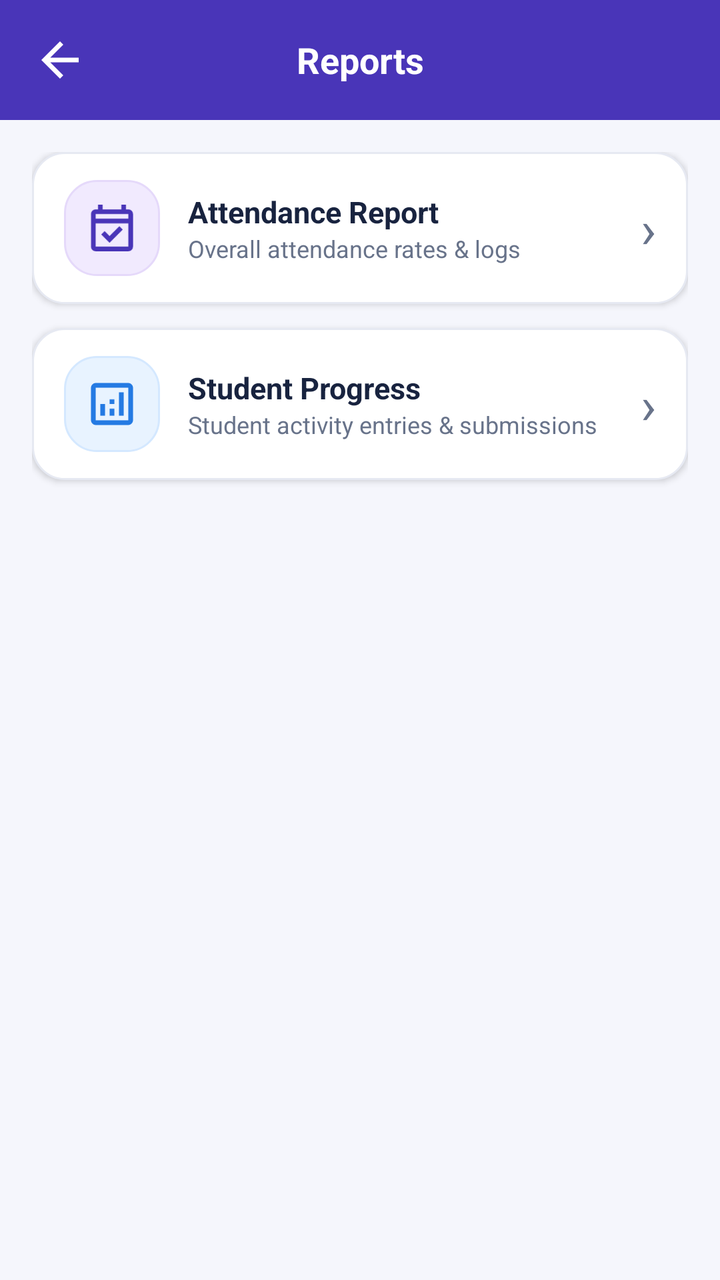
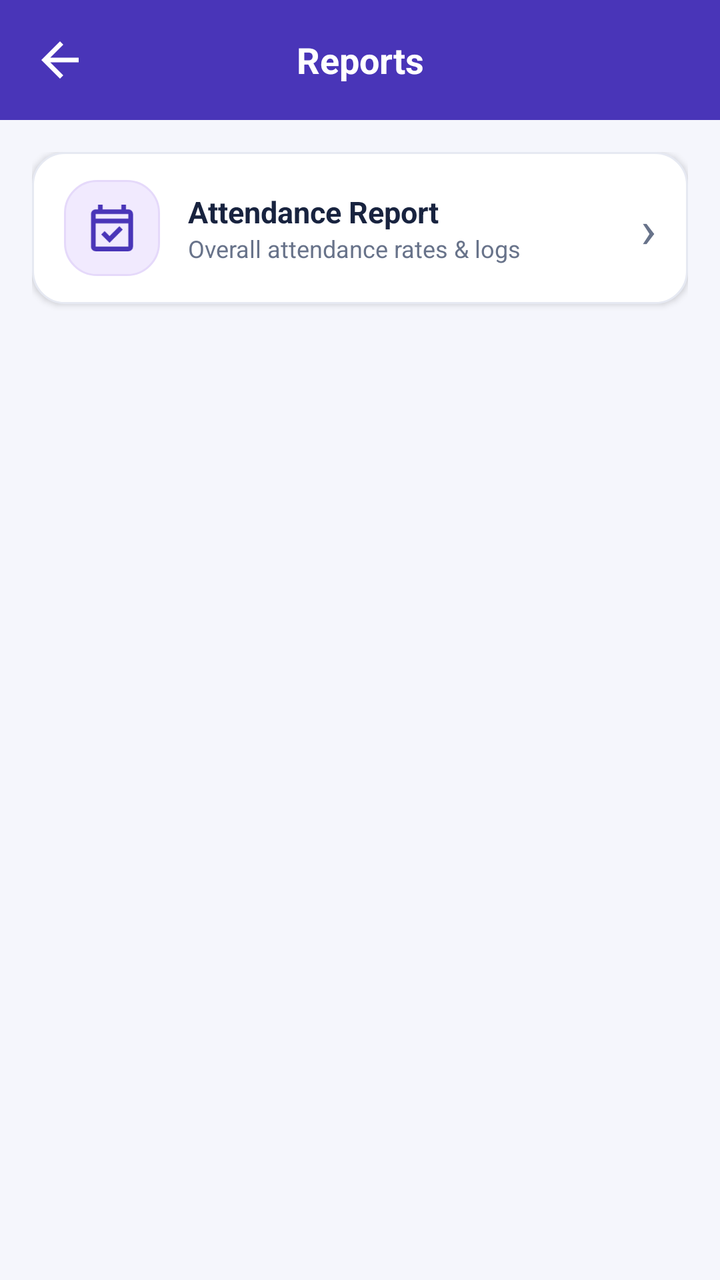

Screens rendered from an Android XML layout before and after an edit, with the pre-edit source and the edit as a unified diff.
<!-- AndroidManifest.xml: application theme Theme.TrackPoint -->
<!-- res/layout/activity_staff_reports.xml -->
<?xml version="1.0" encoding="utf-8"?>

<LinearLayout xmlns:android="http://schemas.android.com/apk/res/android"
    xmlns:app="http://schemas.android.com/apk/res-auto"
    android:id="@+id/main"
    android:layout_width="match_parent"
    android:layout_height="match_parent"
    android:orientation="vertical"
    android:background="#4935B8"
    android:fitsSystemWindows="true">

    
    <LinearLayout
        android:layout_width="match_parent"
        android:layout_height="60dp"
        android:orientation="horizontal"
        android:gravity="center_vertical"
        android:paddingStart="16dp"
        android:paddingEnd="16dp"
        android:background="#4935B8">

        <ImageView
            android:id="@+id/btnBack"
            android:layout_width="28dp"
            android:layout_height="28dp"
            android:src="@drawable/back_symbol"
            app:tint="@color/white"
            android:contentDescription="Back" />

        <TextView
            android:layout_width="0dp"
            android:layout_height="wrap_content"
            android:layout_weight="1"
            android:text="Reports"
            android:textColor="@color/white"
            android:textSize="18sp"
            android:textStyle="bold"
            android:gravity="center" />

        <View
            android:layout_width="28dp"
            android:layout_height="28dp" />

    </LinearLayout>

    
    <ScrollView
        android:layout_width="match_parent"
        android:layout_height="0dp"
        android:layout_weight="1"
        android:fillViewport="true"
        android:background="#F5F6FC">

        <LinearLayout
            android:layout_width="match_parent"
            android:layout_height="wrap_content"
            android:orientation="vertical"
            android:padding="16dp">

            
            <LinearLayout
                android:id="@+id/cardAttendanceReport"
                android:layout_width="match_parent"
                android:layout_height="76dp"
                android:orientation="horizontal"
                android:gravity="center_vertical"
                android:background="@drawable/action_card"
                android:elevation="2dp"
                android:paddingStart="16dp"
                android:paddingEnd="16dp"
                android:layout_marginBottom="12dp"
                android:clickable="true"
                android:focusable="true">

                <ImageView
                    android:layout_width="48dp"
                    android:layout_height="48dp"
                    android:padding="10dp"
                    android:background="@drawable/card_purple"
                    android:src="@drawable/attendance_symbol"
                    app:tint="#4935B8"
                    android:contentDescription="Attendance Report" />

                <LinearLayout
                    android:layout_width="0dp"
                    android:layout_height="wrap_content"
                    android:layout_weight="1"
                    android:orientation="vertical"
                    android:layout_marginStart="14dp">

                    <TextView
                        android:layout_width="wrap_content"
                        android:layout_height="wrap_content"
                        android:text="Attendance Report"
                        android:textSize="15sp"
                        android:textStyle="bold"
                        android:textColor="#18233F" />

                    <TextView
                        android:layout_width="wrap_content"
                        android:layout_height="wrap_content"
                        android:text="Overall attendance rates &amp; logs"
                        android:textSize="12sp"
                        android:textColor="#68738A" />

                </LinearLayout>

                <TextView
                    android:layout_width="wrap_content"
                    android:layout_height="wrap_content"
                    android:text="›"
                    android:textSize="26sp"
                    android:textColor="#68738A" />

            </LinearLayout>

            
            <LinearLayout
                android:id="@+id/cardProgressReport"
                android:layout_width="match_parent"
                android:layout_height="76dp"
                android:orientation="horizontal"
                android:gravity="center_vertical"
                android:background="@drawable/action_card"
                android:elevation="2dp"
                android:paddingStart="16dp"
                android:paddingEnd="16dp"
                android:layout_marginBottom="12dp"
                android:clickable="true"
                android:focusable="true">

                <ImageView
                    android:layout_width="48dp"
                    android:layout_height="48dp"
                    android:padding="10dp"
                    android:background="@drawable/card_blue"
                    android:src="@drawable/progress_symbol"
                    app:tint="#247AE3"
                    android:contentDescription="Student Progress" />

                <LinearLayout
                    android:layout_width="0dp"
                    android:layout_height="wrap_content"
                    android:layout_weight="1"
                    android:orientation="vertical"
                    android:layout_marginStart="14dp">

                    <TextView
                        android:layout_width="wrap_content"
                        android:layout_height="wrap_content"
                        android:text="Student Progress"
                        android:textSize="15sp"
                        android:textStyle="bold"
                        android:textColor="#18233F" />

                    <TextView
                        android:layout_width="wrap_content"
                        android:layout_height="wrap_content"
                        android:text="Student activity entries &amp; submissions"
                        android:textSize="12sp"
                        android:textColor="#68738A" />

                </LinearLayout>

                <TextView
                    android:layout_width="wrap_content"
                    android:layout_height="wrap_content"
                    android:text="›"
                    android:textSize="26sp"
                    android:textColor="#68738A" />

            </LinearLayout>

        </LinearLayout>

    </ScrollView>

</LinearLayout>
<!-- resources referenced by this layout -->
<resources>
  <color name="white">#FFFFFFFF</color>
  <!-- drawable action_card (drawable) -->
  <shape xmlns:android="http://schemas.android.com/apk/res/android">
      <solid android:color="#FFFFFF"/>
      <stroke android:width="1dp" android:color="#E6E9F2"/>
      <corners android:radius="16dp"/>
  </shape>
  <!-- drawable attendance_symbol (drawable) -->
  <vector xmlns:android="http://schemas.android.com/apk/res/android" android:height="24dp" android:tint="#000000" android:viewportHeight="960" android:viewportWidth="960" android:width="24dp">
        
      <path android:fillColor="@android:color/white" android:pathData="M438,734L296,592L354,534L438,618L606,450L664,508L438,734ZM200,880Q167,880 143.5,856.5Q120,833 120,800L120,240Q120,207 143.5,183.5Q167,160 200,160L240,160L240,80L320,80L320,160L640,160L640,80L720,80L720,160L760,160Q793,160 816.5,183.5Q840,207 840,240L840,800Q840,833 816.5,856.5Q793,880 760,880L200,880ZM200,800L760,800Q760,800 760,800Q760,800 760,800L760,400L200,400L200,800Q200,800 200,800Q200,800 200,800ZM200,320L760,320L760,240Q760,240 760,240Q760,240 760,240L200,240Q200,240 200,240Q200,240 200,240L200,320ZM200,320L200,240Q200,240 200,240Q200,240 200,240L200,240Q200,240 200,240Q200,240 200,240L200,320Z"/>
      
  </vector>
  <!-- drawable back_symbol (drawable) -->
  <vector xmlns:android="http://schemas.android.com/apk/res/android" android:autoMirrored="true" android:height="24dp" android:tint="#000000" android:viewportHeight="24" android:viewportWidth="24" android:width="24dp">
        
      <path android:fillColor="@android:color/white" android:pathData="M20,11H7.83l5.59,-5.59L12,4l-8,8 8,8 1.41,-1.41L7.83,13H20v-2z"/>
      
  </vector>
  <!-- drawable card_blue (drawable) -->
  <shape xmlns:android="http://schemas.android.com/apk/res/android">
      <solid android:color="#E8F3FF"/>
      <stroke android:width="1dp" android:color="#D4E8FF"/>
      <corners android:radius="16dp"/>
  </shape>
  <!-- drawable card_purple (drawable) -->
  <shape xmlns:android="http://schemas.android.com/apk/res/android">
      <solid android:color="#F1EAFE"/>
      <stroke android:width="1dp" android:color="#E5D9FA"/>
      <corners android:radius="16dp"/>
  </shape>
  <!-- drawable progress_symbol (drawable) -->
  <vector xmlns:android="http://schemas.android.com/apk/res/android" android:height="24dp" android:tint="#000000" android:viewportHeight="960" android:viewportWidth="960" android:width="24dp">
        
      <path android:fillColor="@android:color/white" android:pathData="M280,680L360,680L360,480L280,480L280,680ZM600,680L680,680L680,280L600,280L600,680ZM440,680L520,680L520,560L440,560L440,680ZM440,480L520,480L520,400L440,400L440,480ZM200,840Q167,840 143.5,816.5Q120,793 120,760L120,200Q120,167 143.5,143.5Q167,120 200,120L760,120Q793,120 816.5,143.5Q840,167 840,200L840,760Q840,793 816.5,816.5Q793,840 760,840L200,840ZM200,760L760,760Q760,760 760,760Q760,760 760,760L760,200Q760,200 760,200Q760,200 760,200L200,200Q200,200 200,200Q200,200 200,200L200,760Q200,760 200,760Q200,760 200,760ZM200,200L200,200Q200,200 200,200Q200,200 200,200L200,760Q200,760 200,760Q200,760 200,760L200,760Q200,760 200,760Q200,760 200,760L200,200Q200,200 200,200Q200,200 200,200Z"/>
      
  </vector>
  <style name="Theme.TrackPoint" parent="Base.Theme.TrackPoint" />
  <style name="Base.Theme.TrackPoint" parent="Theme.Material3.DayNight.NoActionBar">
          
          
      </style>
</resources>

<!-- the commit's change to res/layout/activity_staff_reports.xml (unified diff, before → after) -->
@@ -114,63 +114,6 @@
 
             </LinearLayout>
 
-            
-            <LinearLayout
-                android:id="@+id/cardProgressReport"
-                android:layout_width="match_parent"
-                android:layout_height="76dp"
-                android:orientation="horizontal"
-                android:gravity="center_vertical"
-                android:background="@drawable/action_card"
-                android:elevation="2dp"
-                android:paddingStart="16dp"
-                android:paddingEnd="16dp"
-                android:layout_marginBottom="12dp"
-                android:clickable="true"
-                android:focusable="true">
-
-                <ImageView
-                    android:layout_width="48dp"
-                    android:layout_height="48dp"
-                    android:padding="10dp"
-                    android:background="@drawable/card_blue"
-                    android:src="@drawable/progress_symbol"
-                    app:tint="#247AE3"
-                    android:contentDescription="Student Progress" />
-
-                <LinearLayout
-                    android:layout_width="0dp"
-                    android:layout_height="wrap_content"
-                    android:layout_weight="1"
-                    android:orientation="vertical"
-                    android:layout_marginStart="14dp">
-
-                    <TextView
-                        android:layout_width="wrap_content"
-                        android:layout_height="wrap_content"
-                        android:text="Student Progress"
-                        android:textSize="15sp"
-                        android:textStyle="bold"
-                        android:textColor="#18233F" />
-
-                    <TextView
-                        android:layout_width="wrap_content"
-                        android:layout_height="wrap_content"
-                        android:text="Student activity entries &amp; submissions"
-                        android:textSize="12sp"
-                        android:textColor="#68738A" />
-
-                </LinearLayout>
-
-                <TextView
-                    android:layout_width="wrap_content"
-                    android:layout_height="wrap_content"
-                    android:text="›"
-                    android:textSize="26sp"
-                    android:textColor="#68738A" />
-
-            </LinearLayout>
-
         </LinearLayout>
 
     </ScrollView>
<!-- resource entries referenced after the edit -->
@@ -19,24 +19,12 @@
       <path android:fillColor="@android:color/white" android:pathData="M20,11H7.83l5.59,-5.59L12,4l-8,8 8,8 1.41,-1.41L7.83,13H20v-2z"/>
       
   </vector>
-  <!-- drawable card_blue (drawable) -->
-  <shape xmlns:android="http://schemas.android.com/apk/res/android">
-      <solid android:color="#E8F3FF"/>
-      <stroke android:width="1dp" android:color="#D4E8FF"/>
-      <corners android:radius="16dp"/>
-  </shape>
   <!-- drawable card_purple (drawable) -->
   <shape xmlns:android="http://schemas.android.com/apk/res/android">
       <solid android:color="#F1EAFE"/>
       <stroke android:width="1dp" android:color="#E5D9FA"/>
       <corners android:radius="16dp"/>
   </shape>
-  <!-- drawable progress_symbol (drawable) -->
-  <vector xmlns:android="http://schemas.android.com/apk/res/android" android:height="24dp" android:tint="#000000" android:viewportHeight="960" android:viewportWidth="960" android:width="24dp">
-        
-      <path android:fillColor="@android:color/white" android:pathData="M280,680L360,680L360,480L280,480L280,680ZM600,680L680,680L680,280L600,280L600,680ZM440,680L520,680L520,560L440,560L440,680ZM440,480L520,480L520,400L440,400L440,480ZM200,840Q167,840 143.5,816.5Q120,793 120,760L120,200Q120,167 143.5,143.5Q167,120 200,120L760,120Q793,120 816.5,143.5Q840,167 840,200L840,760Q840,793 816.5,816.5Q793,840 760,840L200,840ZM200,760L760,760Q760,760 760,760Q760,760 760,760L760,200Q760,200 760,200Q760,200 760,200L200,200Q200,200 200,200Q200,200 200,200L200,760Q200,760 200,760Q200,760 200,760ZM200,200L200,200Q200,200 200,200Q200,200 200,200L200,760Q200,760 200,760Q200,760 200,760L200,760Q200,760 200,760Q200,760 200,760L200,200Q200,200 200,200Q200,200 200,200Z"/>
-      
-  </vector>
   <style name="Theme.TrackPoint" parent="Base.Theme.TrackPoint" />
   <style name="Base.Theme.TrackPoint" parent="Theme.Material3.DayNight.NoActionBar">
           
